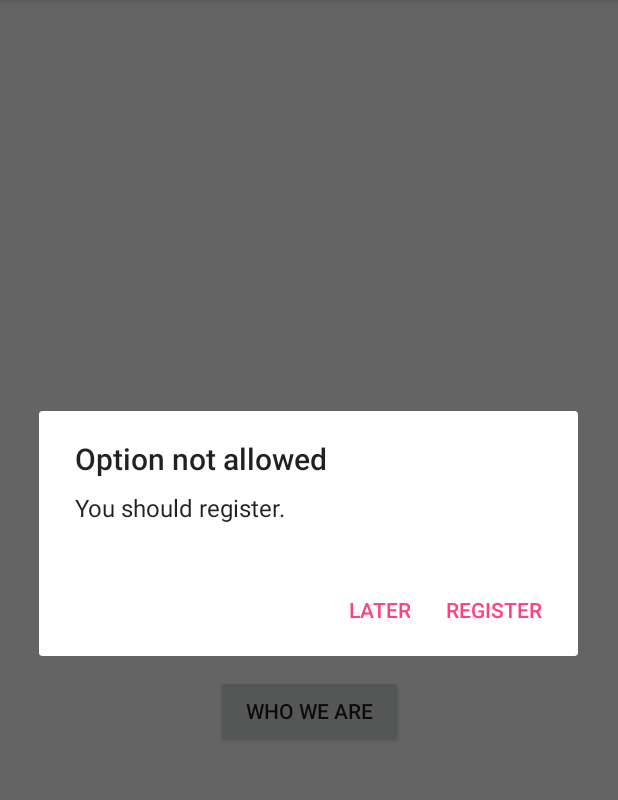
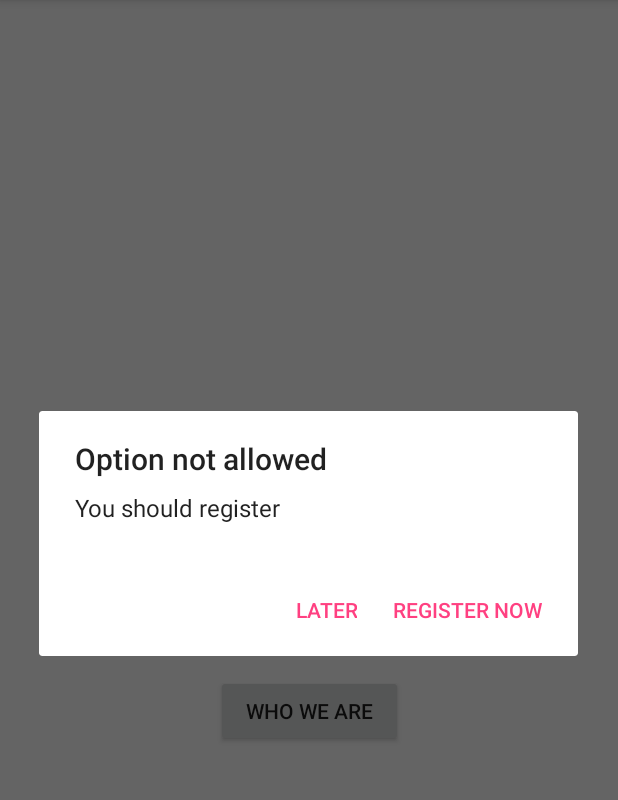
Before and after one commit to Pacodam/Android-Project, an Android app: the screen it shows after launch (MainActivity), after a tap on "RANKING", on a phone screen of 412 x 824 dp, the part 84-884 px from its top. Run offline under Robolectric (Android 15) with nearby library versions, the phone set to English and light mode, and no system bars; 1 statement that could not run was skipped.

Commit message:
"seguint"

```diff
--- a/app/src/main/java/com/stucom/franmorenoalc/MainActivity.java
+++ b/app/src/main/java/com/stucom/franmorenoalc/MainActivity.java
@@ -19,25 +19,31 @@ public class MainActivity extends AppCompatActivity {
     //ef4d11182aa423caf0cf52537da64a7b6624974d1548c7ed44dc4529b4af194c4f56b4ac3e4e19a20d9776d77f81d0ac0121cc7c1365ce795e6423122fee7970
     String token;
     String function;
-    Class<?> desti = RegistryActivity.class;
+    static Class<?> desti = RegistryActivity.class;
+    static SharedPreferences prefs;
+    static SharedPreferences.Editor prefsEditor;
+
 
     @Override
     protected void onCreate(Bundle savedInstanceState) {
         super.onCreate(savedInstanceState);
         setContentView(R.layout.activity_main);
 
+
+
         //miramos si hay un token guardado en sharedPreferences, si no lo hay obtendremos null
         getToken();
+
 
 
 
         //si no hay un token en SharedPreferences, aparecerá un alert dialog invitando a registrarse
         if(token == null) {
             AlertDialog.Builder builder = new AlertDialog.Builder(this);
-            builder.setTitle("You're not registered");
-            builder.setMessage("Some functions may not work")
+            builder.setTitle(R.string.notRegistered);
+            builder.setMessage(R.string.someFunctions)
                     .setCancelable(false)
-                    .setPositiveButton("Register", new DialogInterface.OnClickListener() {
+                    .setPositiveButton(R.string.register, new DialogInterface.OnClickListener() {
                         public void onClick(DialogInterface dialog, int id) {
                             Intent intent = new Intent(MainActivity.this, desti);
                             function = "main";
@@ -45,7 +51,7 @@ public class MainActivity extends AppCompatActivity {
                             startActivity(intent);
                         }
                     })
-                    .setNegativeButton("Later", new DialogInterface.OnClickListener() {
+                    .setNegativeButton(R.string.later, new DialogInterface.OnClickListener() {
                         public void onClick(DialogInterface dialog, int id) {
                             dialog.cancel();
                         }
@@ -109,7 +115,10 @@ public class MainActivity extends AppCompatActivity {
      * Saves token into String if exists. If not, the String will have null value.
      */
     public void getToken() {
-        SharedPreferences prefs = getSharedPreferences(getPackageName(), MODE_PRIVATE);
+        prefs = getSharedPreferences(getPackageName(), MODE_PRIVATE);
+        prefsEditor = prefs.edit();
+        //prefsEditor.clear();
+        //prefsEditor.commit();
         //String mail = prefs.getString("mail", "");
         token = prefs.getString("token", null);
         Toast.makeText(getApplicationContext(), token, Toast.LENGTH_SHORT).show();
@@ -122,16 +131,16 @@ public class MainActivity extends AppCompatActivity {
      */
     public void alertRegistry() {
         final AlertDialog alertDialog = new AlertDialog.Builder(MainActivity.this).create();
-        alertDialog.setTitle("Option not allowed");
-        alertDialog.setMessage("You should register.");
-        alertDialog.setButton(AlertDialog.BUTTON_POSITIVE, "Register", new DialogInterface.OnClickListener() {
+        alertDialog.setTitle(R.string.notAllowed);
+        alertDialog.setMessage(getApplicationContext().getString(R.string.registration));
+        alertDialog.setButton(AlertDialog.BUTTON_POSITIVE, getApplicationContext().getString(R.string.register), new DialogInterface.OnClickListener() {
             public void onClick(DialogInterface dialog, int which) {
                 Intent intent = new Intent(MainActivity.this, desti);
                 intent.putExtra("func", function);
                 startActivity(intent);
             }
         });
-        alertDialog.setButton(AlertDialog.BUTTON_NEGATIVE, "Later", new DialogInterface.OnClickListener() {
+        alertDialog.setButton(AlertDialog.BUTTON_NEGATIVE, getApplicationContext().getString(R.string.later), new DialogInterface.OnClickListener() {
             public void onClick(DialogInterface dialog, int which) {
                 alertDialog.cancel();
             }
--- a/app/src/main/java/com/stucom/franmorenoalc/PlayActivity.java
+++ b/app/src/main/java/com/stucom/franmorenoalc/PlayActivity.java
@@ -89,8 +89,8 @@ public class PlayActivity extends AppCompatActivity {
             @Override protected Map<String, String> getParams() {
                 Map<String, String> params = new HashMap<>();
                 params.put("token", token);
+                params.put("level", String.valueOf(level));
                 params.put("score", String.valueOf(score));
-                params.put("level", String.valueOf(level));
                 return params;
             }
         };
--- a/app/src/main/java/com/stucom/franmorenoalc/model/Player.java
+++ b/app/src/main/java/com/stucom/franmorenoalc/model/Player.java
@@ -6,7 +6,7 @@ import com.google.gson.annotations.SerializedName;
 
 import java.util.List;
 
-public class Player {
+public class Player implements Comparable<Player>{
 
     //attributes created with registry
     private String token;
--- a/app/src/main/res/values/strings.xml
+++ b/app/src/main/res/values/strings.xml
@@ -48,5 +48,27 @@
     <string name="codeText">Now enter the received code on your inbox:</string>
     <string name="yourMail">Enter your mail</string>
 
+    <string name="notRegistered">You are not registered</string>
+    <string name="someFunctions">Some functions may not work</string>
+    <string name="notAllowed">Option not allowed</string>
+    <string name="registration">You should register</string>
+    <string name="register">Register now</string>
+    <string name="later">Later</string>
+
+    <string name="writeSomething">Write something</string>
+
+    <string name="dataSaved">Data saved</string>
+    <string name="deleteAccount">Delete account</string>
+    <string name="confirmDelete">Please confirm you want to delete</string>
+    <string name="sure">Yes, sure</string>
+    <string name="notSure">Mmmm... not yet</string>
+    <string name="deleteType">Select type of delete</string>
+    <string name="deleteAll">Delete everything</string>
+    <string name="unregisterDel">Only unregister</string>
+    <string name="deleteSuccess">Account deleted</string>
+    <string name="deleteMsg">All your data was deleted from the API</string>
+    <string name="unregisterSuccess">Unregistered</string>
+    <string name="unregisterMsg">Register with same mail to recover your data</string>
+    <string name="retMenu">Return menu</string>
 
 </resources>
```
Also changed, not shown: app/src/main/java/com/stucom/franmorenoalc/AdjustmentsActivity.java (+35 -24 lines), app/src/main/java/com/stucom/franmorenoalc/RankActivity.java (+1 -9 lines), app/src/main/assets/fonts/font_segments.ttf (added), app/src/main/assets/images/feo.jpg (added), app/src/main/res/mipmap/avatar01.jpg (added), app/src/main/res/mipmap/avatar02.jpg (added), app/src/main/res/mipmap/avatar03.jpg (added), app/src/main/res/mipmap/avatar04.jpg (added), app/src/main/res/mipmap/avatar05.jpg (added), app/src/main/res/mipmap/avatar06.jpg (added), app/src/main/res/mipmap/avatar07.jpg (added), app/src/main/res/mipmap/avatar08.jpg (added), app/src/main/res/mipmap/avatar09.jpg (added), app/src/main/res/mipmap/avatar10.jpg (added), 2 more files, 1 other file.
